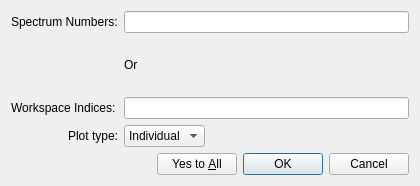
This is qt/python/mantidqt/widgets/workspacewidget/plotselectiondialog.ui in mantidproject/mantid as Qt 5 draws it before an edit. The edited form follows.
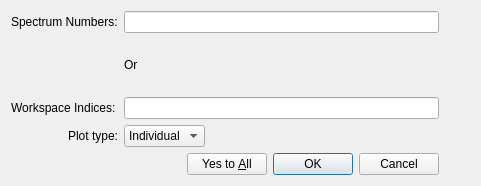
This is the edited form.

Commit message:
Improve error reporting on plot selection dialog
Refs #21567

What changed in the file:
```diff
--- a/qt/python/mantidqt/widgets/workspacewidget/plotselectiondialog.ui
+++ b/qt/python/mantidqt/widgets/workspacewidget/plotselectiondialog.ui
@@ -6,7 +6,7 @@
    <rect>
     <x>0</x>
     <y>0</y>
-    <width>420</width>
+    <width>481</width>
     <height>186</height>
    </rect>
   </property>
@@ -93,6 +93,65 @@
      </property>
     </widget>
    </item>
+   <item row="0" column="2">
+    <widget class="QPushButton" name="specNumsValid">
+     <property name="sizePolicy">
+      <sizepolicy hsizetype="Fixed" vsizetype="Fixed">
+       <horstretch>0</horstretch>
+       <verstretch>0</verstretch>
+      </sizepolicy>
+     </property>
+     <property name="maximumSize">
+      <size>
+       <width>25</width>
+       <height>16777215</height>
+      </size>
+     </property>
+     <property name="text">
+      <string/>
+     </property>
+     <property name="iconSize">
+      <size>
+       <width>16</width>
+       <height>16</height>
+      </size>
+     </property>
+     <property name="flat">
+      <bool>true</bool>
+     </property>
+    </widget>
+   </item>
+   <item row="2" column="2">
+    <widget class="QPushButton" name="wkspIndicesValid">
+     <property name="enabled">
+      <bool>true</bool>
+     </property>
+     <property name="sizePolicy">
+      <sizepolicy hsizetype="Fixed" vsizetype="Fixed">
+       <horstretch>0</horstretch>
+       <verstretch>0</verstretch>
+      </sizepolicy>
+     </property>
+     <property name="maximumSize">
+      <size>
+       <width>25</width>
+       <height>16777215</height>
+      </size>
+     </property>
+     <property name="text">
+      <string/>
+     </property>
+     <property name="iconSize">
+      <size>
+       <width>16</width>
+       <height>16</height>
+      </size>
+     </property>
+     <property name="flat">
+      <bool>true</bool>
+     </property>
+    </widget>
+   </item>
   </layout>
  </widget>
  <resources/>
```
Left out of the diff: 14 changed lines with no effect on the pictures. The commit also changes 2 other files.
